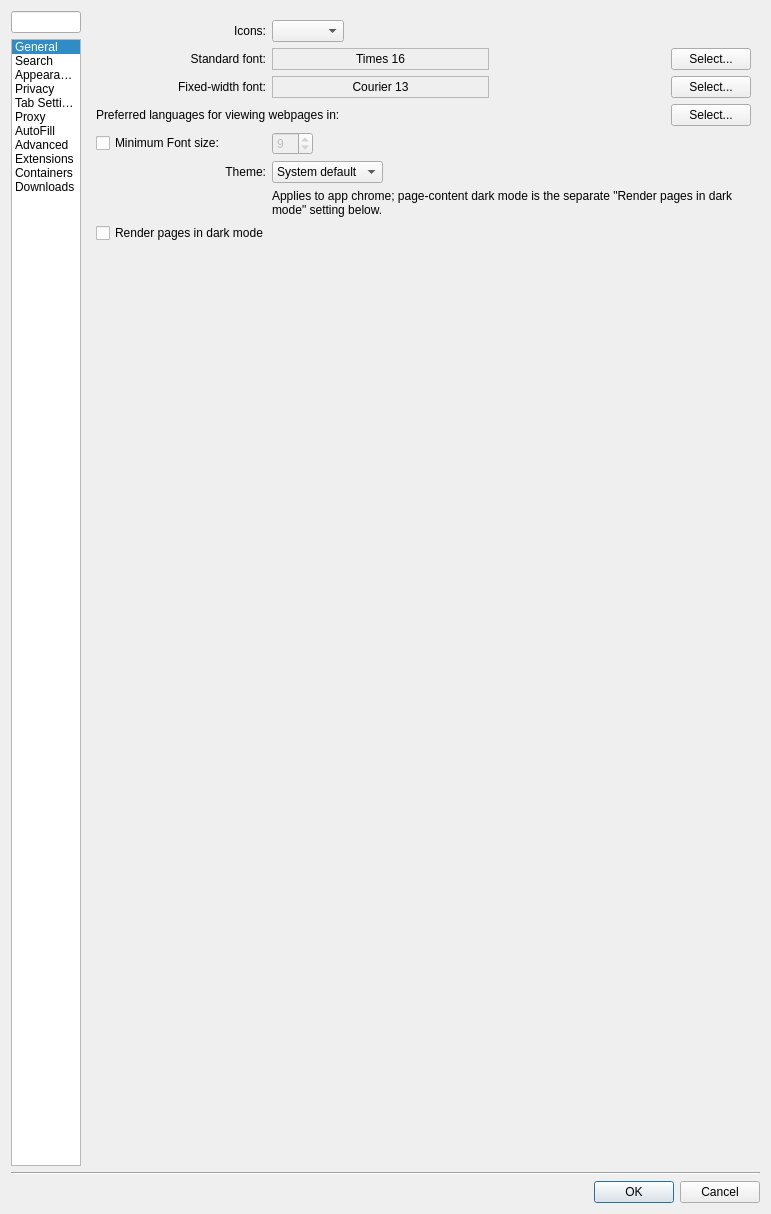
Above: src/settings.ui from IT-Space-2026/arktos before the change. Below: the same form after it.
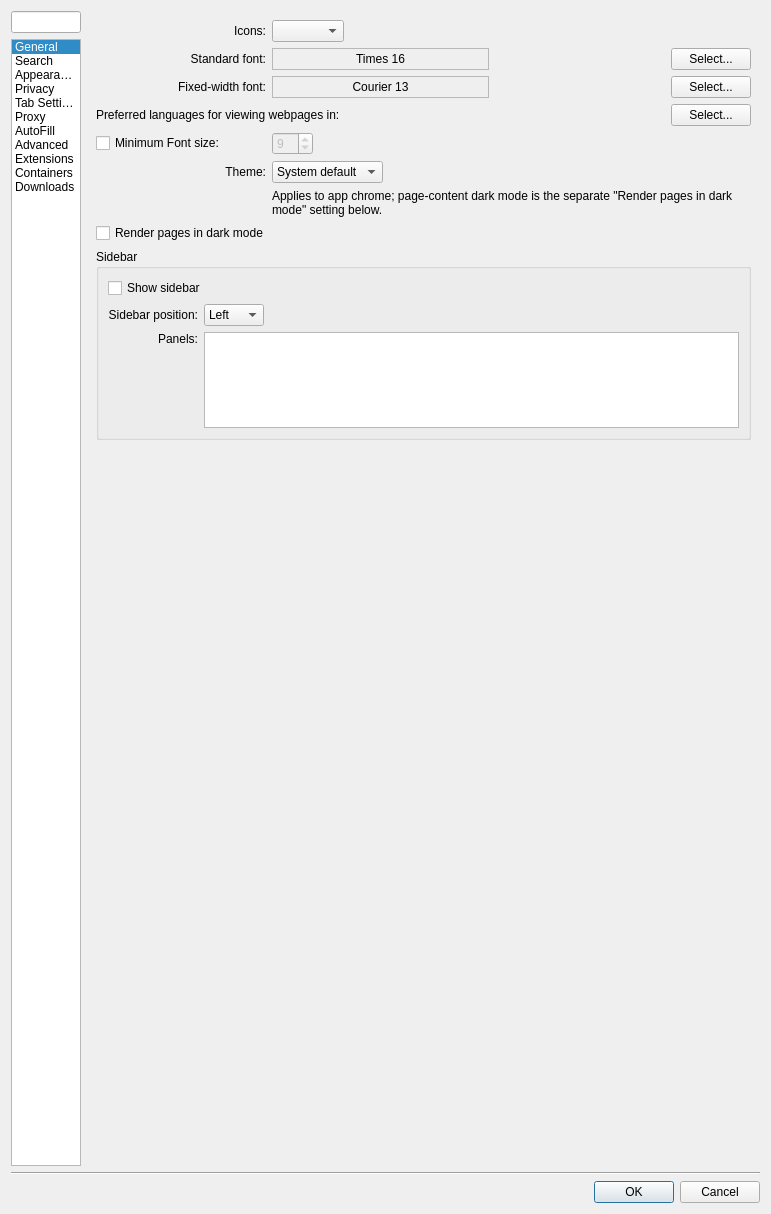
That is the form after the change. The open tabs and pages were chosen to show the change. Custom widgets are drawn as their Qt base class.

Commit message: SIDE02: sidebar gets a Vivaldi-style icon rail and per-panel settings

Diff of the .ui file:
```diff
--- a/src/settings.ui
+++ b/src/settings.ui
@@ -295,60 +295,6 @@
          </property>
         </widget>
        </item>
-       <item row="6" column="0" colspan="3">
-        <layout class="QHBoxLayout" name="sidebarSettingsLayout">
-         <item>
-          <widget class="QCheckBox" name="showSidebar">
-           <property name="toolTip">
-            <string>Show a side panel with bookmarks, history, downloads and notes.</string>
-           </property>
-           <property name="text">
-            <string>Show sidebar</string>
-           </property>
-          </widget>
-         </item>
-         <item>
-          <widget class="QLabel" name="sidebarDockAreaLabel">
-           <property name="text">
-            <string>Sidebar position:</string>
-           </property>
-           <property name="buddy">
-            <cstring>sidebarDockArea</cstring>
-           </property>
-          </widget>
-         </item>
-         <item>
-          <widget class="QComboBox" name="sidebarDockArea">
-           <property name="accessibleName">
-            <string>Sidebar position</string>
-           </property>
-           <item>
-            <property name="text">
-             <string>Left</string>
-            </property>
-           </item>
-           <item>
-            <property name="text">
-             <string>Right</string>
-            </property>
-           </item>
-          </widget>
-         </item>
-         <item>
-          <spacer name="sidebarSettingsSpacer">
-           <property name="orientation">
-            <enum>Qt::Horizontal</enum>
-           </property>
-           <property name="sizeHint" stdset="0">
-            <size>
-             <width>40</width>
-             <height>20</height>
-            </size>
-           </property>
-          </spacer>
-         </item>
-        </layout>
-       </item>
        <item row="7" column="0" colspan="3">
         <widget class="QCheckBox" name="middleClickAutoscroll">
          <property name="toolTip">
@@ -1298,7 +1244,97 @@
          </property>
         </widget>
        </item>
-       <item row="8" column="3">
+       <item row="8" column="0" colspan="5">
+        <widget class="QGroupBox" name="sidebarGroupBox">
+         <property name="title">
+          <string>Sidebar</string>
+         </property>
+         <layout class="QGridLayout" name="sidebarGridLayout" columnstretch="0,0,1">
+          <item row="0" column="0" colspan="3">
+           <widget class="QCheckBox" name="showSidebar">
+            <property name="toolTip">
+             <string>Show a side panel with bookmarks, history, downloads and notes.</string>
+            </property>
+            <property name="text">
+             <string>Show sidebar</string>
+            </property>
+           </widget>
+          </item>
+          <item row="1" column="0">
+           <widget class="QLabel" name="sidebarDockAreaLabel">
+            <property name="text">
+             <string>Sidebar position:</string>
+            </property>
+            <property name="alignment">
+             <set>Qt::AlignRight|Qt::AlignTrailing|Qt::AlignVCenter</set>
+            </property>
+            <property name="buddy">
+             <cstring>sidebarDockArea</cstring>
+            </property>
+           </widget>
+          </item>
+          <item row="1" column="1">
+           <widget class="QComboBox" name="sidebarDockArea">
+            <property name="sizePolicy">
+             <sizepolicy hsizetype="Maximum" vsizetype="Fixed">
+              <horstretch>0</horstretch>
+              <verstretch>0</verstretch>
+             </sizepolicy>
+            </property>
+            <property name="accessibleName">
+             <string>Sidebar position</string>
+            </property>
+            <item>
+             <property name="text">
+              <string>Left</string>
+             </property>
+            </item>
+            <item>
+             <property name="text">
+              <string>Right</string>
+             </property>
+            </item>
+           </widget>
+          </item>
+          <item row="2" column="0">
+           <widget class="QLabel" name="sidebarPanelsLabel">
+            <property name="text">
+             <string>Panels:</string>
+            </property>
+            <property name="alignment">
+             <set>Qt::AlignRight|Qt::AlignTrailing|Qt::AlignTop</set>
+            </property>
+            <property name="buddy">
+             <cstring>sidebarPanelsList</cstring>
+            </property>
+           </widget>
+          </item>
+          <item row="2" column="1" colspan="2">
+           <widget class="QListWidget" name="sidebarPanelsList">
+            <property name="sizePolicy">
+             <sizepolicy hsizetype="Expanding" vsizetype="Maximum">
+              <horstretch>0</horstretch>
+              <verstretch>0</verstretch>
+             </sizepolicy>
+            </property>
+            <property name="maximumSize">
+             <size>
+              <width>16777215</width>
+              <height>96</height>
+             </size>
+            </property>
+            <property name="toolTip">
+             <string>Which panels appear in the sidebar rail. Hidden panels are not loaded.</string>
+            </property>
+            <property name="accessibleName">
+             <string>Sidebar panels</string>
+            </property>
+           </widget>
+          </item>
+         </layout>
+        </widget>
+       </item>
+       <item row="9" column="3">
         <spacer name="verticalSpacer">
          <property name="orientation">
           <enum>Qt::Vertical</enum>
```
The commit also changes 10 other files.
